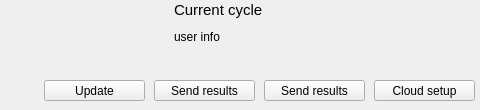
This is isstools/ui/ui_info_general.ui in NSLS-II-ISS/isstools as Qt 5 draws it before an edit; both pictures show x 206 to 686 and y 0 to 110 of the 686 by 110 pixel window. The edited form follows.
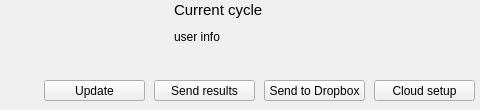
This is the edited form.

Commit message: added default parameters for FT in xasproject

```diff
--- a/isstools/ui/ui_info_general.ui
+++ b/isstools/ui/ui_info_general.ui
@@ -170,7 +170,7 @@
     </rect>
    </property>
    <property name="text">
-    <string>Send results</string>
+    <string>Send to Dropbox</string>
    </property>
   </widget>
  </widget>
```
